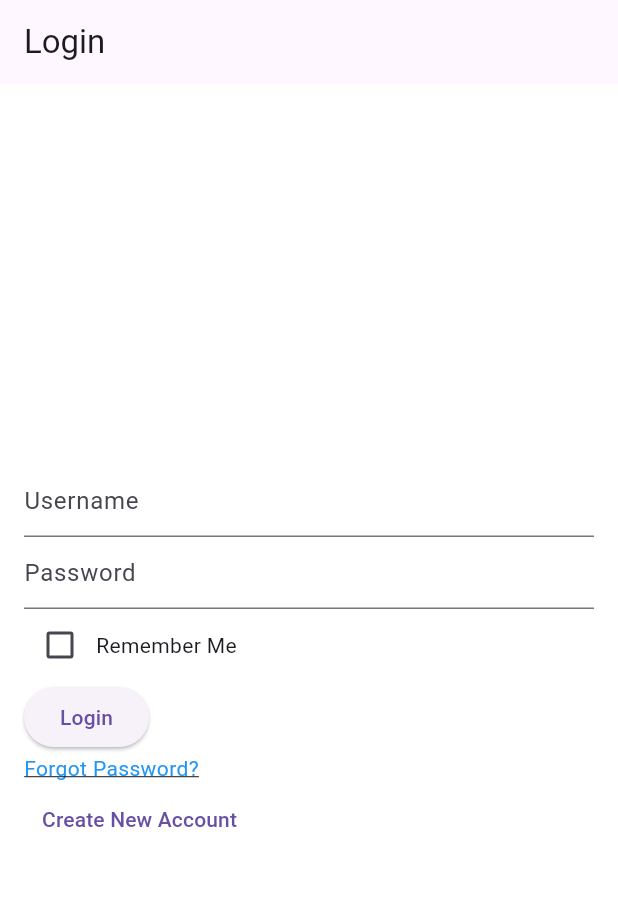
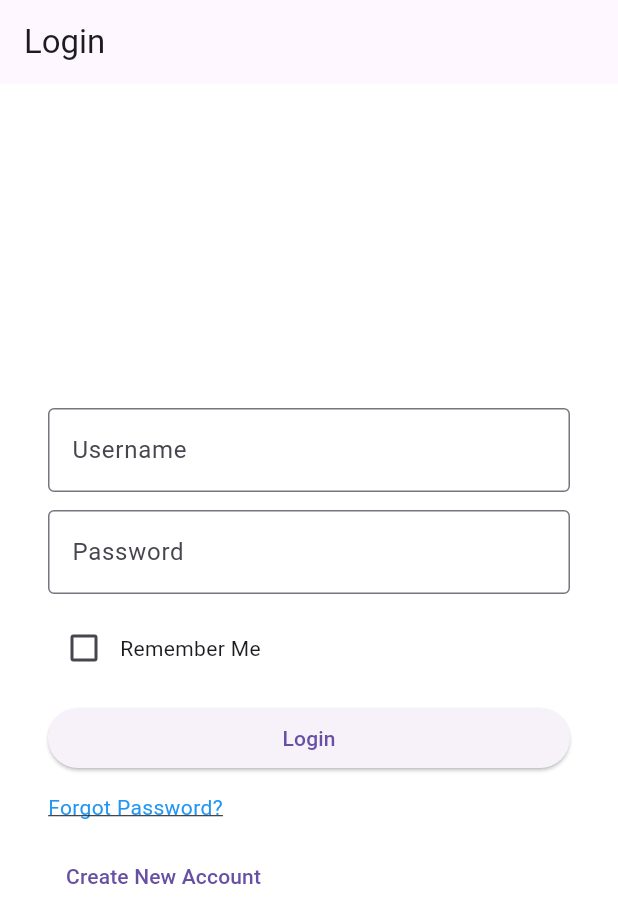
Before and after one commit to sbiitju/dynamic_app, a Flutter app: the screen it shows after launch, on a phone screen of 412 x 824 dp. Shown: the top 923 px of the screen. Run offline on Flutter 3.47's test engine with Material 3 defaults, Android fonts, the light colour scheme and no system bars; our stand-ins replace shared_preferences.

Commit message:
refactor: polish some ui

```diff
--- a/assets/app_config.json
+++ b/assets/app_config.json
@@ -13,9 +13,14 @@
       "body": {
         "widget": "Padding",
         "padding": 16,
+        "child":{
+          "widget":"Center",
           "child": {
+            "widget":"SingleChildScrollView",
+            "child":{
               "widget": "Column",
               "mainAxisAlignment": "center",
+              "spacing": 12,
               "children": [
                 {
                   "widget": "TextField",
@@ -81,6 +86,8 @@
               ]
             }
           }
+        }
+      }
     },
     "/createAccount": {
       "widget": "Scaffold",
@@ -97,6 +104,7 @@
         "child": {
           "widget": "Column",
           "mainAxisAlignment": "center",
+          "spacing": 12,
           "children": [
             {
               "widget": "TextField",
--- /dev/null
+++ b/devtools_options.yaml
@@ -0,0 +1,3 @@
+description: This file stores settings for Dart & Flutter DevTools.
+documentation: https://docs.flutter.dev/tools/devtools/extensions#configure-extension-enablement-states
+extensions:
--- a/lib/json_widget_tree.dart
+++ b/lib/json_widget_tree.dart
@@ -21,14 +21,20 @@ class JsonWidgetTreeInterpreter extends StatelessWidget {
     final type = node['widget'];
     switch (type) {
       case 'Scaffold':
+        // Always wrap body in 16 padding
+        Widget? bodyWidget =
+            node['body'] != null ? _buildWidget(node['body'], context) : null;
+        bodyWidget = Padding(
+          padding: const EdgeInsets.all(16),
+          child: bodyWidget,
+        );
         return Scaffold(
           appBar:
               node['appBar'] != null
                   ? _buildWidget(node['appBar'], context)
                       as PreferredSizeWidget?
                   : null,
-          body:
-              node['body'] != null ? _buildWidget(node['body'], context) : null,
+          body: bodyWidget,
         );
       case 'AppBar':
         return AppBar(
@@ -40,6 +46,7 @@ class JsonWidgetTreeInterpreter extends StatelessWidget {
       case 'Column':
         return Column(
           mainAxisSize: MainAxisSize.max,
+          spacing: node['spacing'] != null ? node['spacing'].toDouble() : 0,
           crossAxisAlignment: CrossAxisAlignment.start,
           mainAxisAlignment:
               node['mainAxisAlignment'] == 'center'
@@ -69,13 +76,24 @@ class JsonWidgetTreeInterpreter extends StatelessWidget {
             !_controllers.containsKey(controllerName)) {
           _controllers[controllerName] = TextEditingController();
         }
+        // Always use outlined border
         return TextField(
           controller:
               controllerName != null ? _controllers[controllerName] : null,
           obscureText: node['obscureText'] == true,
-          decoration:
+          decoration: InputDecoration(
+            hintText:
                 node['decoration'] != null
-                  ? InputDecoration(hintText: node['decoration']['hintText'])
+                    ? node['decoration']['hintText']
+                    : null,
+            border: const OutlineInputBorder(),
+          ),
+        );
+      case 'SingleChildScrollView':
+        return SingleChildScrollView(
+          child:
+              node['child'] != null
+                  ? _buildWidget(node['child'], context)
                   : null,
         );
       case 'Checkbox':
@@ -103,7 +121,10 @@ class JsonWidgetTreeInterpreter extends StatelessWidget {
           },
         );
       case 'ElevatedButton':
-        return ElevatedButton(
+        // Make button full width using SizedBox and double.infinity
+        return SizedBox(
+          width: double.infinity,
+          child: ElevatedButton(
             onPressed: () async {
               if (node['action'] != null) {
                 final action = node['action'];
@@ -119,6 +140,7 @@ class JsonWidgetTreeInterpreter extends StatelessWidget {
               }
             },
             child: Text(node['text'] ?? 'Button'),
+          ),
         );
       case 'TextButton':
         return TextButton(
@@ -168,6 +190,13 @@ class JsonWidgetTreeInterpreter extends StatelessWidget {
         }
         return Padding(
           padding: padding,
+          child:
+              node['child'] != null
+                  ? _buildWidget(node['child'], context)
+                  : null,
+        );
+      case 'Center':
+        return Center(
           child:
               node['child'] != null
                   ? _buildWidget(node['child'], context)
```
Lines whose indentation alone changed are shown as unchanged.
